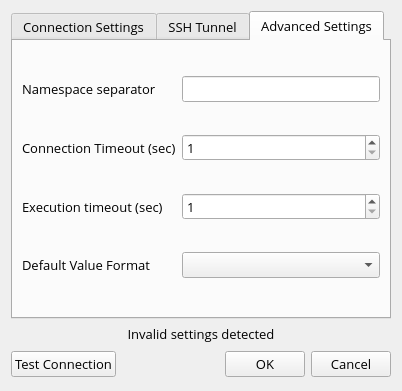
First picture: the form in src/app/forms/connection.ui, repository RedisInsight/RedisDesktopManager, before the edit.
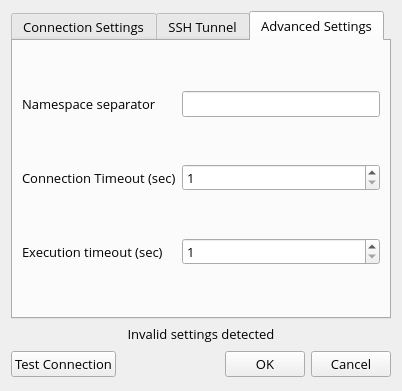
Second picture: the form after the edit. The open tabs and pages were chosen to show the change. Icons and pictures are not drawn.

Commit message: Fix issue #2059: Remember value display style

```diff
--- a/src/app/forms/connection.ui
+++ b/src/app/forms/connection.ui
@@ -325,23 +325,6 @@
          </property>
         </widget>
        </item>
-       <item row="3" column="0">
-        <widget class="QLabel" name="label_4">
-         <property name="text">
-          <string>Default Value Format</string>
-         </property>
-        </widget>
-       </item>
-       <item row="3" column="1">
-        <widget class="QComboBox" name="defaultValueFormat">
-         <property name="currentIndex">
-          <number>-1</number>
-         </property>
-         <property name="modelColumn">
-          <number>0</number>
-         </property>
-        </widget>
-       </item>
       </layout>
      </widget>
     </widget>
```
The commit also changes 5 other files.
